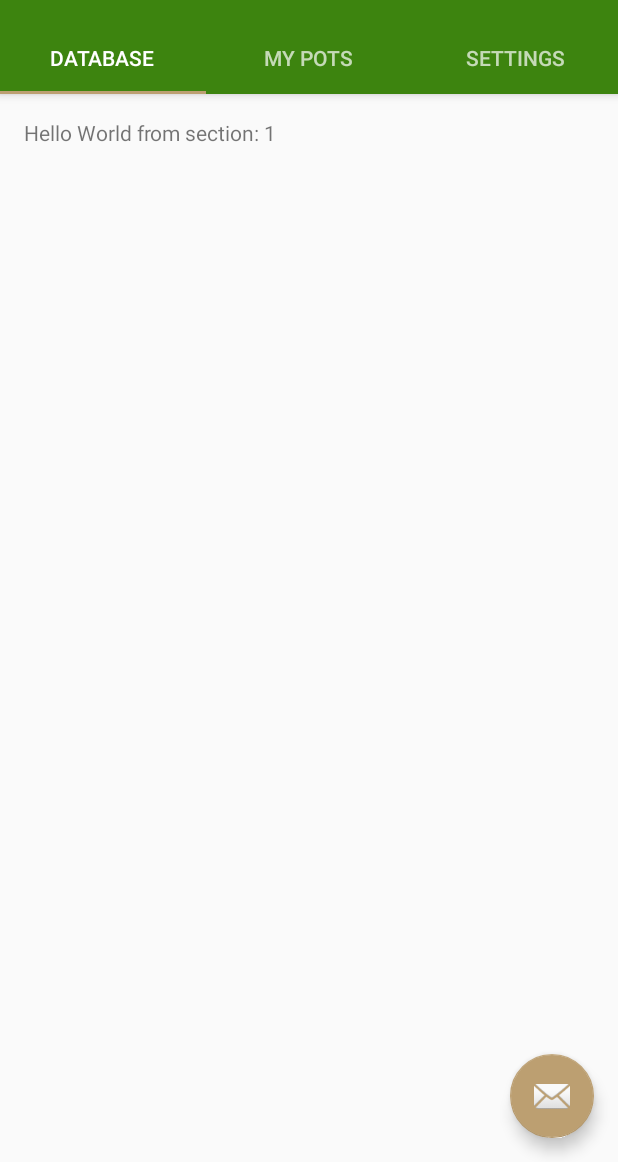
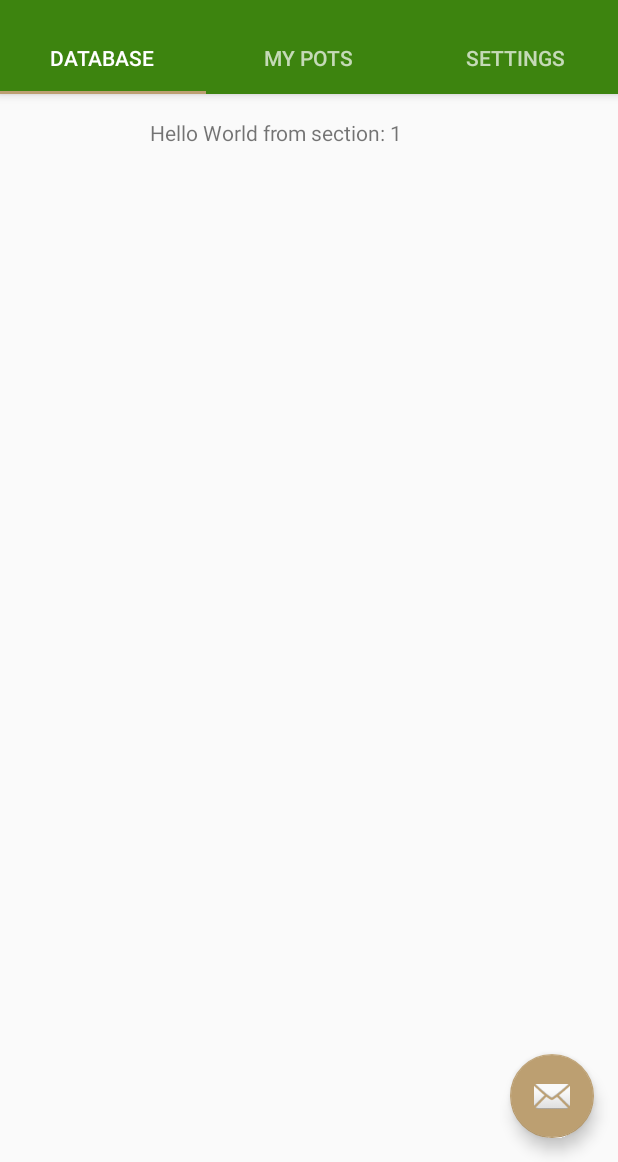
Before and after one commit to hkhhiem/pottable-app, an Android app: the screen it shows after launch (navtab), on a phone screen of 412 x 824 dp, the part 74-1236 px from its top. Run offline under Robolectric (Android 15) with nearby library versions, the phone set to English and light mode, and no system bars.

```diff
--- a/app/src/main/res/layout/activity_navtab.xml
+++ b/app/src/main/res/layout/activity_navtab.xml
@@ -33,19 +33,19 @@
             android:layout_height="wrap_content">
 
             <android.support.design.widget.TabItem
-                android:id="@+id/tabItem"
+                android:id="@+id/tab_database"
                 android:layout_width="wrap_content"
                 android:layout_height="wrap_content"
                 android:text="@string/tab_text_1" />
 
             <android.support.design.widget.TabItem
-                android:id="@+id/tabItem2"
+                android:id="@+id/tab_myPots"
                 android:layout_width="wrap_content"
                 android:layout_height="wrap_content"
                 android:text="@string/tab_text_2" />
 
             <android.support.design.widget.TabItem
-                android:id="@+id/tabItem3"
+                android:id="@+id/tab_settings"
                 android:layout_width="wrap_content"
                 android:layout_height="wrap_content"
                 android:text="@string/tab_text_3" />
--- a/app/src/main/res/layout/fragment_navtab.xml
+++ b/app/src/main/res/layout/fragment_navtab.xml
@@ -9,11 +9,9 @@
 
     <TextView
         android:id="@+id/section_label"
-        android:layout_width="wrap_content"
-        android:layout_height="wrap_content"
-        android:layout_marginBottom="@dimen/activity_vertical_margin"
-        android:layout_marginEnd="@dimen/activity_horizontal_margin"
-        android:layout_marginStart="@dimen/activity_horizontal_margin"
+        android:layout_width="204dp"
+        android:layout_height="46dp"
+        android:layout_marginLeft="100dp"
         android:layout_marginTop="@dimen/activity_vertical_margin"
         app:layout_constraintLeft_toLeftOf="parent"
         app:layout_constraintTop_toTopOf="@+id/constraintLayout"
--- a/app/src/main/res/values/strings.xml
+++ b/app/src/main/res/values/strings.xml
@@ -1,6 +1,6 @@
 <resources>
     <string name="app_name" translatable="false">Pottable</string>
-    <string name="title_activity_navtab">navtab</string>
+    <string name="title_activity_navtab" translatable="false">navtab</string>
     <string name="tab_text_1">Database</string>
     <string name="tab_text_2">My Pots</string>
     <string name="tab_text_3">Settings</string>
```
Also changed, not shown: app/build.gradle (+12 -1 lines), 2 other files.
